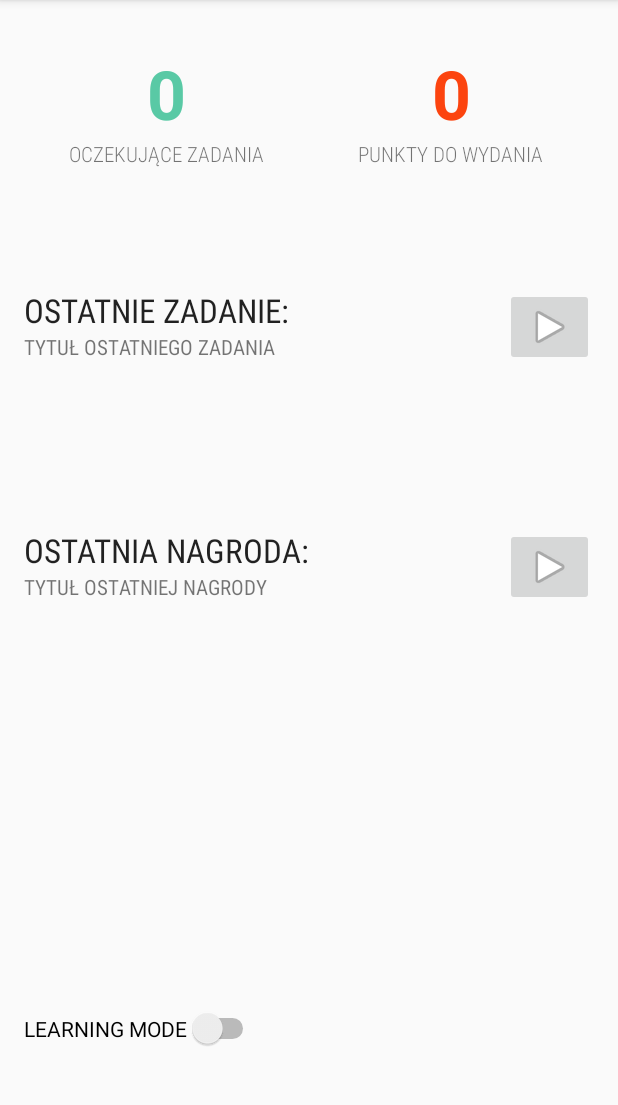
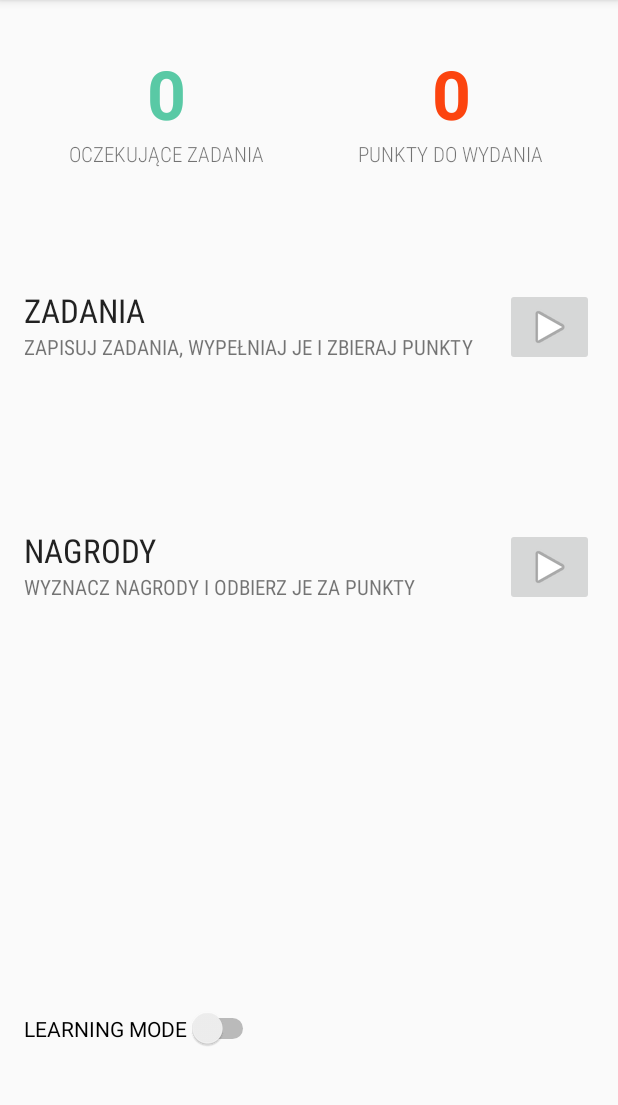
Before and after one commit to obajzuza/Procrastination-app, an Android app: the screen it shows after launch (MainActivity), on a phone screen of 412 x 824 dp, the part 84-1189 px from its top. Run offline under Robolectric (Android 15) with nearby library versions, the phone set to English and light mode, and no system bars; libraries missing offline, so code that uses them is left out: org.greenrobot.greendao; 10 statements that could not run were skipped.

Commit message:
Fixes some layout text details

```diff
--- a/app/src/main/res/layout/activity_main.xml
+++ b/app/src/main/res/layout/activity_main.xml
@@ -111,7 +111,7 @@
                     android:layout_width="match_parent"
                     android:layout_height="wrap_content"
                     android:fontFamily="sans-serif-condensed"
-                    android:text="@string/recent_task"
+                    android:text="@string/tasks"
                     android:textAllCaps="true"
                     android:textAppearance="@style/TextAppearance.AppCompat.Large"
                     app:layout_constraintTop_toTopOf="parent" />
@@ -135,7 +135,7 @@
                         android:layout_width="match_parent"
                         android:layout_height="wrap_content"
                         android:fontFamily="sans-serif-condensed"
-                        android:text="tytuł ostatniego zadania"
+                        android:text="@string/tasks_desc"
                         android:textAllCaps="true"
                         app:layout_constraintStart_toEndOf="@+id/taskImageView"
                         app:layout_constraintTop_toTopOf="parent" />
@@ -148,7 +148,7 @@
                 android:layout_width="wrap_content"
                 android:layout_height="wrap_content"
                 android:layout_weight="1"
-                android:contentDescription="dalej"
+                android:contentDescription="@string/next"
                 android:onClick="goToTasksList"
                 app:layout_constraintEnd_toEndOf="parent"
                 app:srcCompat="@android:drawable/ic_media_play" />
@@ -178,7 +178,7 @@
                     android:layout_width="match_parent"
                     android:layout_height="wrap_content"
                     android:fontFamily="sans-serif-condensed"
-                    android:text="@string/recent_prize"
+                    android:text="@string/prizes"
                     android:textAllCaps="true"
                     android:textAppearance="@style/TextAppearance.AppCompat.Large"
                     app:layout_constraintTop_toTopOf="parent" />
@@ -202,7 +202,7 @@
                         android:layout_width="match_parent"
                         android:layout_height="wrap_content"
                         android:fontFamily="sans-serif-condensed"
-                        android:text="tytuł ostatniej nagrody"
+                        android:text="@string/prizes_desc"
                         android:textAllCaps="true"
                         app:layout_constraintStart_toEndOf="@+id/prizeImageView"
                         app:layout_constraintTop_toTopOf="parent" />
@@ -216,7 +216,7 @@
                 android:layout_width="wrap_content"
                 android:layout_height="wrap_content"
                 android:layout_weight="1"
-                android:contentDescription="dalej"
+                android:contentDescription="@string/next"
                 android:onClick="goToPrizesList"
                 app:layout_constraintEnd_toEndOf="parent"
                 app:srcCompat="@android:drawable/ic_media_play" />
@@ -238,7 +238,7 @@
                 android:layout_height="wrap_content"
                 android:layout_marginLeft="0dp"
                 android:onClick="switchLearningMode"
-                android:text="Learning Mode" />
+                android:text="@string/learning_mode" />
         </LinearLayout>
     </LinearLayout>
 
--- a/app/src/main/res/values/strings.xml
+++ b/app/src/main/res/values/strings.xml
@@ -4,10 +4,20 @@
     <!-- activity main -->
     <string name="pending">oczekujące zadania</string>
     <string name="points">punkty do wydania</string>
-    <string name="recent_task">Ostatnie zadanie:</string>
-    <string name="recent_prize">Ostatnia nagroda:</string>
+    <string name="tasks">Zadania</string>
+    <string name="tasks_desc">Zapisuj zadania, wypełniaj je i zbieraj punkty</string>
+    <string name="prizes">Nagrody</string>
+    <string name="prizes_desc">Wyznacz nagrody i odbierz je za punkty</string>
+    <string name="learning_mode">Learning mode</string>
+    <string name="next">dalej</string>
     <string name="add">Dodaj</string>
     <string name="reject">Odrzuć</string>
+
+    <!-- activity fragment_add_* -->
+    <string name="title">Tytuł:</string>
+    <string name="desc">Opis:</string>
+    <string name="pts">Punkty:</string>
+    <string name="persistent">Stale dostępna:</string>
 
     <!-- activity fragment_add_prize -->
     <string name="enter_prize_title">Tytuł nagrody</string>
@@ -15,6 +25,7 @@
     <string name="enter_prize_points">Ilość punktów do odblokowania</string>
 
     <!-- activity fragment_add_task -->
+    <string name="deadline">Deadline:</string>
     <string name="enter_task_title">Tytuł zadania</string>
     <string name="enter_task_desc">Opis zadania</string>
     <string name="enter_task_deadline">DD-MM-YY</string>
```
Also changed, not shown: app/src/main/res/layout/fragment_add_prize.xml (+4 -4 lines), app/src/main/res/layout/fragment_add_task.xml (+4 -4 lines).
